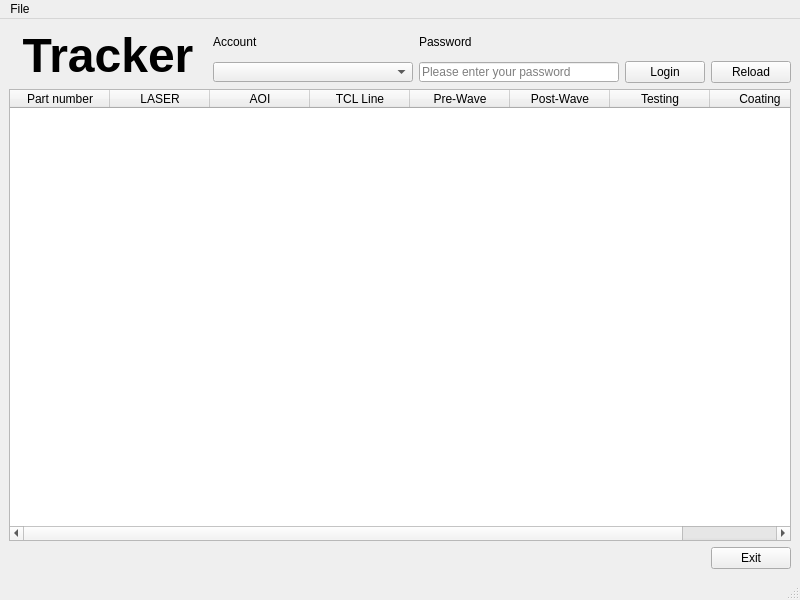
This is basic_ui.ui in abhiyada01/ATracker as Qt 5 draws it before an edit. The edited form follows.
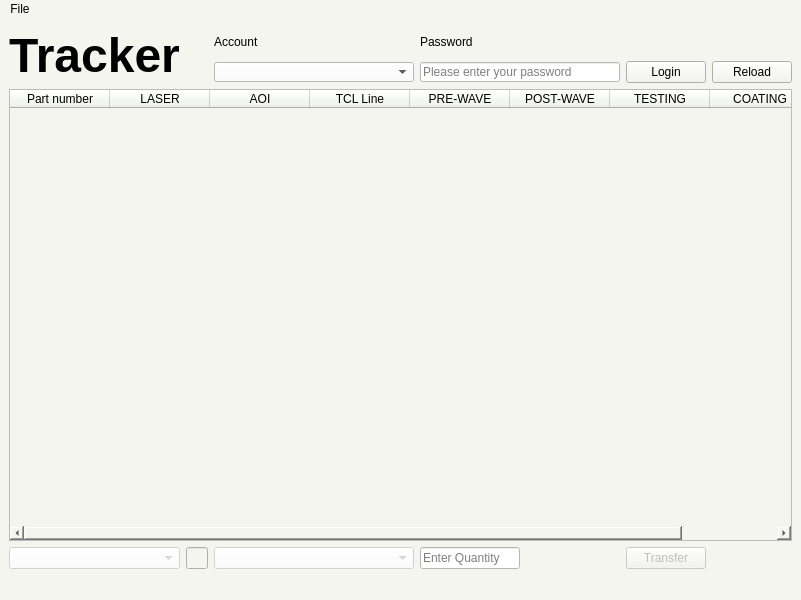
This is the edited form.

```diff
--- a/basic_ui.ui
+++ b/basic_ui.ui
@@ -6,13 +6,16 @@
    <rect>
     <x>0</x>
     <y>0</y>
-    <width>800</width>
+    <width>766</width>
     <height>600</height>
    </rect>
   </property>
   <property name="windowTitle">
    <string>MainWindow</string>
   </property>
+  <property name="styleSheet">
+   <string notr="true">background:rgb(243, 245, 238)</string>
+  </property>
   <property name="toolButtonStyle">
    <enum>Qt::ToolButtonTextOnly</enum>
   </property>
@@ -45,106 +48,14 @@
       </property>
      </widget>
     </item>
-    <item row="0" column="1">
-     <widget class="QLabel" name="account_label">
-      <property name="text">
-       <string>Account</string>
-      </property>
-     </widget>
-    </item>
-    <item row="0" column="2">
+    <item row="0" column="3">
      <widget class="QLabel" name="pass_label">
       <property name="text">
        <string>Password</string>
       </property>
      </widget>
     </item>
-    <item row="1" column="1">
-     <widget class="QComboBox" name="acc_box">
-      <property name="sizePolicy">
-       <sizepolicy hsizetype="Fixed" vsizetype="Fixed">
-        <horstretch>0</horstretch>
-        <verstretch>0</verstretch>
-       </sizepolicy>
-      </property>
-      <property name="minimumSize">
-       <size>
-        <width>200</width>
-        <height>20</height>
-       </size>
-      </property>
-      <property name="maximumSize">
-       <size>
-        <width>200</width>
-        <height>20</height>
-       </size>
-      </property>
-     </widget>
-    </item>
-    <item row="1" column="2">
-     <widget class="QLineEdit" name="pass_entry">
-      <property name="enabled">
-       <bool>true</bool>
-      </property>
-      <property name="sizePolicy">
-       <sizepolicy hsizetype="Fixed" vsizetype="Fixed">
-        <horstretch>0</horstretch>
-        <verstretch>0</verstretch>
-       </sizepolicy>
-      </property>
-      <property name="minimumSize">
-       <size>
-        <width>200</width>
-        <height>20</height>
-       </size>
-      </property>
-      <property name="maximumSize">
-       <size>
-        <width>200</width>
-        <height>20</height>
-       </size>
-      </property>
-      <property name="inputMethodHints">
-       <set>Qt::ImhHiddenText|Qt::ImhNoAutoUppercase|Qt::ImhNoPredictiveText|Qt::ImhSensitiveData</set>
-      </property>
-      <property name="maxLength">
-       <number>10</number>
-      </property>
-      <property name="echoMode">
-       <enum>QLineEdit::Password</enum>
-      </property>
-      <property name="placeholderText">
-       <string>Please enter your password</string>
-      </property>
-     </widget>
-    </item>
-    <item row="1" column="3">
-     <widget class="QPushButton" name="login_but">
-      <property name="sizePolicy">
-       <sizepolicy hsizetype="Fixed" vsizetype="Fixed">
-        <horstretch>0</horstretch>
-        <verstretch>0</verstretch>
-       </sizepolicy>
-      </property>
-      <property name="text">
-       <string>Login</string>
-      </property>
-     </widget>
-    </item>
-    <item row="1" column="4">
-     <widget class="QPushButton" name="reload_but">
-      <property name="sizePolicy">
-       <sizepolicy hsizetype="Fixed" vsizetype="Fixed">
-        <horstretch>0</horstretch>
-        <verstretch>0</verstretch>
-       </sizepolicy>
-      </property>
-      <property name="text">
-       <string>Reload</string>
-      </property>
-     </widget>
-    </item>
-    <item row="2" column="0" colspan="5">
+    <item row="2" column="0" colspan="6">
      <widget class="QTableWidget" name="data_list">
       <property name="sizePolicy">
        <sizepolicy hsizetype="Expanding" vsizetype="Expanding">
@@ -164,17 +75,29 @@
       <property name="textElideMode">
        <enum>Qt::ElideNone</enum>
       </property>
+      <property name="gridStyle">
+       <enum>Qt::SolidLine</enum>
+      </property>
       <property name="sortingEnabled">
        <bool>true</bool>
       </property>
+      <property name="columnCount">
+       <number>8</number>
+      </property>
       <attribute name="horizontalHeaderCascadingSectionResizes">
        <bool>false</bool>
       </attribute>
+      <attribute name="horizontalHeaderMinimumSectionSize">
+       <number>30</number>
+      </attribute>
+      <attribute name="horizontalHeaderDefaultSectionSize">
+       <number>100</number>
+      </attribute>
       <attribute name="horizontalHeaderShowSortIndicator" stdset="0">
        <bool>true</bool>
       </attribute>
       <attribute name="horizontalHeaderStretchLastSection">
-       <bool>false</bool>
+       <bool>true</bool>
       </attribute>
       <attribute name="verticalHeaderCascadingSectionResizes">
        <bool>true</bool>
@@ -201,30 +124,253 @@
       </column>
       <column>
        <property name="text">
-        <string>Pre-Wave</string>
+        <string>PRE-WAVE</string>
        </property>
       </column>
       <column>
        <property name="text">
-        <string>Post-Wave</string>
+        <string>POST-WAVE</string>
        </property>
       </column>
       <column>
        <property name="text">
-        <string>Testing</string>
+        <string>TESTING</string>
        </property>
       </column>
       <column>
        <property name="text">
-        <string>Coating</string>
+        <string>COATING</string>
        </property>
       </column>
      </widget>
     </item>
+    <item row="3" column="3">
+     <widget class="QLineEdit" name="quntity_entry">
+      <property name="enabled">
+       <bool>false</bool>
+      </property>
+      <property name="sizePolicy">
+       <sizepolicy hsizetype="Fixed" vsizetype="Fixed">
+        <horstretch>0</horstretch>
+        <verstretch>0</verstretch>
+       </sizepolicy>
+      </property>
+      <property name="minimumSize">
+       <size>
+        <width>50</width>
+        <height>0</height>
+       </size>
+      </property>
+      <property name="maximumSize">
+       <size>
+        <width>100</width>
+        <height>16777215</height>
+       </size>
+      </property>
+      <property name="styleSheet">
+       <string notr="true">background:
+rgb(255, 255, 255)</string>
+      </property>
+      <property name="inputMask">
+       <string/>
+      </property>
+      <property name="text">
+       <string/>
+      </property>
+      <property name="readOnly">
+       <bool>false</bool>
+      </property>
+      <property name="placeholderText">
+       <string>Enter Quantity</string>
+      </property>
+     </widget>
+    </item>
+    <item row="0" column="2">
+     <widget class="QLabel" name="account_label">
+      <property name="text">
+       <string>Account</string>
+      </property>
+     </widget>
+    </item>
+    <item row="1" column="2">
+     <widget class="QComboBox" name="acc_box">
+      <property name="sizePolicy">
+       <sizepolicy hsizetype="Fixed" vsizetype="Fixed">
+        <horstretch>0</horstretch>
+        <verstretch>0</verstretch>
+       </sizepolicy>
+      </property>
+      <property name="minimumSize">
+       <size>
+        <width>200</width>
+        <height>20</height>
+       </size>
+      </property>
+      <property name="maximumSize">
+       <size>
+        <width>200</width>
+        <height>20</height>
+       </size>
+      </property>
+      <property name="styleSheet">
+       <string notr="true">background:
+rgb(255, 255, 255)</string>
+      </property>
+     </widget>
+    </item>
+    <item row="1" column="3">
+     <widget class="QLineEdit" name="pass_entry">
+      <property name="enabled">
+       <bool>true</bool>
+      </property>
+      <property name="sizePolicy">
+       <sizepolicy hsizetype="Fixed" vsizetype="Fixed">
+        <horstretch>0</horstretch>
+        <verstretch>0</verstretch>
+       </sizepolicy>
+      </property>
+      <property name="minimumSize">
+       <size>
+        <width>200</width>
+        <height>20</height>
+       </size>
+      </property>
+      <property name="maximumSize">
+       <size>
+        <width>200</width>
+        <height>20</height>
+       </size>
+      </property>
+      <property name="styleSheet">
+       <string notr="true">background:rgb(255, 255, 255)</string>
+      </property>
+      <property name="inputMethodHints">
+       <set>Qt::ImhHiddenText|Qt::ImhNoAutoUppercase|Qt::ImhNoPredictiveText|Qt::ImhSensitiveData</set>
+      </property>
+      <property name="maxLength">
+       <number>10</number>
+      </property>
+      <property name="echoMode">
+       <enum>QLineEdit::Password</enum>
+      </property>
+      <property name="placeholderText">
+       <string>Please enter your password</string>
+      </property>
+     </widget>
+    </item>
+    <item row="3" column="2">
+     <widget class="QComboBox" name="customer">
+      <property name="enabled">
+       <bool>false</bool>
+      </property>
+      <property name="sizePolicy">
+       <sizepolicy hsizetype="Fixed" vsizetype="Fixed">
+        <horstretch>0</horstretch>
+        <verstretch>0</verstretch>
+       </sizepolicy>
+      </property>
+      <property name="minimumSize">
+       <size>
+        <width>100</width>
+        <height>0</height>
+       </size>
+      </property>
+      <property name="maximumSize">
+       <size>
+        <width>200</width>
+        <height>16777215</height>
+       </size>
+      </property>
+      <property name="styleSheet">
+       <string notr="true">background:
+rgb(255, 255, 255)</string>
+      </property>
+     </widget>
+    </item>
+    <item row="1" column="4">
+     <widget class="QPushButton" name="login_but">
+      <property name="sizePolicy">
+       <sizepolicy hsizetype="Fixed" vsizetype="Fixed">
+        <horstretch>0</horstretch>
+        <verstretch>0</verstretch>
+       </sizepolicy>
+      </property>
+      <property name="text">
+       <string>Login</string>
+      </property>
+     </widget>
+    </item>
     <item row="3" column="4">
-     <widget class="QPushButton" name="exit_button">
+     <widget class="QPushButton" name="transfer_but">
+      <property name="enabled">
+       <bool>false</bool>
+      </property>
+      <property name="sizeIncrement">
+       <size>
+        <width>0</width>
+        <height>0</height>
+       </size>
+      </property>
+      <property name="baseSize">
+       <size>
+        <width>56</width>
+        <height>0</height>
+       </size>
+      </property>
       <property name="text">
-       <string>Exit</string>
+       <string>Transfer</string>
+      </property>
+     </widget>
+    </item>
+    <item row="1" column="5">
+     <widget class="QPushButton" name="reload_but">
+      <property name="sizePolicy">
+       <sizepolicy hsizetype="Fixed" vsizetype="Fixed">
+        <horstretch>0</horstretch>
+        <verstretch>0</verstretch>
+       </sizepolicy>
+      </property>
+      <property name="text">
+       <string>Reload</string>
+      </property>
+     </widget>
+    </item>
+    <item row="3" column="0">
+     <widget class="QComboBox" name="seller">
+      <property name="enabled">
+       <bool>false</bool>
+      </property>
+      <property name="sizePolicy">
+       <sizepolicy hsizetype="Fixed" vsizetype="Fixed">
+        <horstretch>0</horstretch>
+        <verstretch>0</verstretch>
+       </sizepolicy>
+      </property>
+      <property name="minimumSize">
+       <size>
+        <width>100</width>
+        <height>20</height>
+       </size>
+      </property>
+      <property name="maximumSize">
+       <size>
+        <width>200</width>
+        <height>30</height>
+       </size>
+      </property>
+      <property name="styleSheet">
+       <string notr="true">background:
+rgb(255, 255, 255)</string>
+      </property>
+      <property name="currentText">
+       <string/>
+      </property>
+     </widget>
+    </item>
+    <item row="3" column="1">
+     <widget class="QLineEdit" name="lineEdit">
+      <property name="enabled">
+       <bool>false</bool>
       </property>
      </widget>
     </item>
@@ -235,7 +381,7 @@
     <rect>
      <x>0</x>
      <y>0</y>
-     <width>800</width>
+     <width>766</width>
      <height>21</height>
     </rect>
    </property>
```
Left out of the diff: 19 changed lines with no effect on the pictures.
